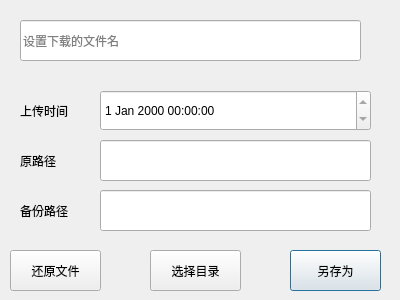
Above: FileBackup/ui/FileRestoreWid.ui from 3548848289/SmartDesk before the change. Below: the same form after it.
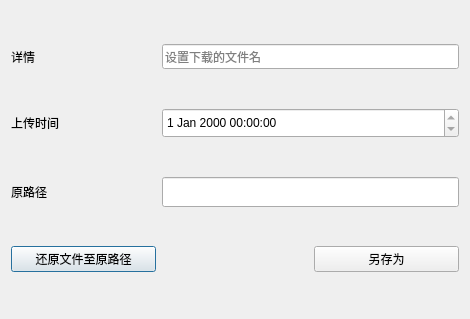
That is the form after the change.

Commit message: 优化文件备份功能

Diff of the .ui file:
```diff
--- a/FileBackup/ui/FileRestoreWid.ui
+++ b/FileBackup/ui/FileRestoreWid.ui
@@ -6,137 +6,142 @@
    <rect>
     <x>0</x>
     <y>0</y>
-    <width>400</width>
-    <height>300</height>
+    <width>470</width>
+    <height>319</height>
    </rect>
   </property>
   <property name="windowTitle">
    <string>Dialog</string>
   </property>
-  <widget class="QDateTimeEdit" name="dateTimeEdit">
-   <property name="geometry">
-    <rect>
-     <x>100</x>
-     <y>90</y>
-     <width>271</width>
-     <height>41</height>
-    </rect>
-   </property>
-   <property name="readOnly">
-    <bool>true</bool>
-   </property>
-  </widget>
-  <widget class="QLineEdit" name="filenameEdit">
-   <property name="geometry">
-    <rect>
-     <x>20</x>
-     <y>20</y>
-     <width>341</width>
-     <height>41</height>
-    </rect>
-   </property>
-   <property name="placeholderText">
-    <string>设置下载的文件名</string>
-   </property>
-  </widget>
-  <widget class="QPushButton" name="saveasBtn">
-   <property name="geometry">
-    <rect>
-     <x>290</x>
-     <y>250</y>
-     <width>91</width>
-     <height>41</height>
-    </rect>
-   </property>
-   <property name="text">
-    <string>另存为</string>
-   </property>
-  </widget>
-  <widget class="QLabel" name="label">
-   <property name="geometry">
-    <rect>
-     <x>20</x>
-     <y>90</y>
-     <width>71</width>
-     <height>41</height>
-    </rect>
-   </property>
-   <property name="text">
-    <string>上传时间</string>
-   </property>
-  </widget>
-  <widget class="QPushButton" name="restoreBtn">
-   <property name="geometry">
-    <rect>
-     <x>10</x>
-     <y>250</y>
-     <width>91</width>
-     <height>41</height>
-    </rect>
-   </property>
-   <property name="text">
-    <string>还原文件</string>
-   </property>
-  </widget>
-  <widget class="QLineEdit" name="backupPathRdit">
-   <property name="geometry">
-    <rect>
-     <x>100</x>
-     <y>190</y>
-     <width>271</width>
-     <height>41</height>
-    </rect>
-   </property>
-  </widget>
-  <widget class="QLabel" name="label_3">
-   <property name="geometry">
-    <rect>
-     <x>20</x>
-     <y>190</y>
-     <width>71</width>
-     <height>41</height>
-    </rect>
-   </property>
-   <property name="text">
-    <string>备份路径</string>
-   </property>
-  </widget>
-  <widget class="QPushButton" name="pathBtn">
-   <property name="geometry">
-    <rect>
-     <x>150</x>
-     <y>250</y>
-     <width>91</width>
-     <height>41</height>
-    </rect>
-   </property>
-   <property name="text">
-    <string>选择目录</string>
-   </property>
-  </widget>
-  <widget class="QLabel" name="label_2">
-   <property name="geometry">
-    <rect>
-     <x>20</x>
-     <y>140</y>
-     <width>71</width>
-     <height>41</height>
-    </rect>
-   </property>
-   <property name="text">
-    <string>原路径</string>
-   </property>
-  </widget>
-  <widget class="QLineEdit" name="initpathEdit">
-   <property name="geometry">
-    <rect>
-     <x>100</x>
-     <y>140</y>
-     <width>271</width>
-     <height>41</height>
-    </rect>
-   </property>
-  </widget>
+  <layout class="QGridLayout" name="gridLayout">
+   <item row="3" column="1">
+    <widget class="QPushButton" name="restoreBtn">
+     <property name="text">
+      <string>还原文件至原路径</string>
+     </property>
+    </widget>
+   </item>
+   <item row="2" column="1">
+    <widget class="QLabel" name="label_2">
+     <property name="text">
+      <string>原路径</string>
+     </property>
+    </widget>
+   </item>
+   <item row="3" column="3">
+    <widget class="QPushButton" name="saveasBtn">
+     <property name="sizePolicy">
+      <sizepolicy hsizetype="Minimum" vsizetype="Maximum">
+       <horstretch>0</horstretch>
+       <verstretch>0</verstretch>
+      </sizepolicy>
+     </property>
+     <property name="maximumSize">
+      <size>
+       <width>16777215</width>
+       <height>30</height>
+      </size>
+     </property>
+     <property name="text">
+      <string>另存为</string>
+     </property>
+    </widget>
+   </item>
+   <item row="1" column="1">
+    <widget class="QLabel" name="label">
+     <property name="text">
+      <string>上传时间</string>
+     </property>
+    </widget>
+   </item>
+   <item row="2" column="2" colspan="2">
+    <widget class="QLineEdit" name="initpathEdit">
+     <property name="sizePolicy">
+      <sizepolicy hsizetype="Expanding" vsizetype="Maximum">
+       <horstretch>0</horstretch>
+       <verstretch>0</verstretch>
+      </sizepolicy>
+     </property>
+     <property name="maximumSize">
+      <size>
+       <width>16777215</width>
+       <height>30</height>
+      </size>
+     </property>
+    </widget>
+   </item>
+   <item row="1" column="2" colspan="2">
+    <widget class="QDateTimeEdit" name="dateTimeEdit">
+     <property name="sizePolicy">
+      <sizepolicy hsizetype="Minimum" vsizetype="Maximum">
+       <horstretch>0</horstretch>
+       <verstretch>0</verstretch>
+      </sizepolicy>
+     </property>
+     <property name="maximumSize">
+      <size>
+       <width>16777215</width>
+       <height>30</height>
+      </size>
+     </property>
+     <property name="readOnly">
+      <bool>true</bool>
+     </property>
+    </widget>
+   </item>
+   <item row="0" column="2" colspan="2">
+    <widget class="QLineEdit" name="filenameEdit">
+     <property name="sizePolicy">
+      <sizepolicy hsizetype="Expanding" vsizetype="Maximum">
+       <horstretch>0</horstretch>
+       <verstretch>0</verstretch>
+      </sizepolicy>
+     </property>
+     <property name="maximumSize">
+      <size>
+       <width>16777215</width>
+       <height>30</height>
+      </size>
+     </property>
+     <property name="placeholderText">
+      <string>设置下载的文件名</string>
+     </property>
+    </widget>
+   </item>
+   <item row="0" column="1">
+    <layout class="QHBoxLayout" name="horizontalLayout">
+     <item>
+      <widget class="QLabel" name="label_3">
+       <property name="text">
+        <string>详情</string>
+       </property>
+      </widget>
+     </item>
+     <item>
+      <widget class="QLabel" name="label_4">
+       <property name="sizePolicy">
+        <sizepolicy hsizetype="Maximum" vsizetype="Maximum">
+         <horstretch>0</horstretch>
+         <verstretch>0</verstretch>
+        </sizepolicy>
+       </property>
+       <property name="maximumSize">
+        <size>
+         <width>25</width>
+         <height>25</height>
+        </size>
+       </property>
+       <property name="text">
+        <string/>
+       </property>
+       <property name="scaledContents">
+        <bool>true</bool>
+       </property>
+      </widget>
+     </item>
+    </layout>
+   </item>
+  </layout>
  </widget>
  <resources/>
  <connections/>
```
Left out of the diff: 2 changed lines with no effect on the pictures. The commit also changes 50 other files.
